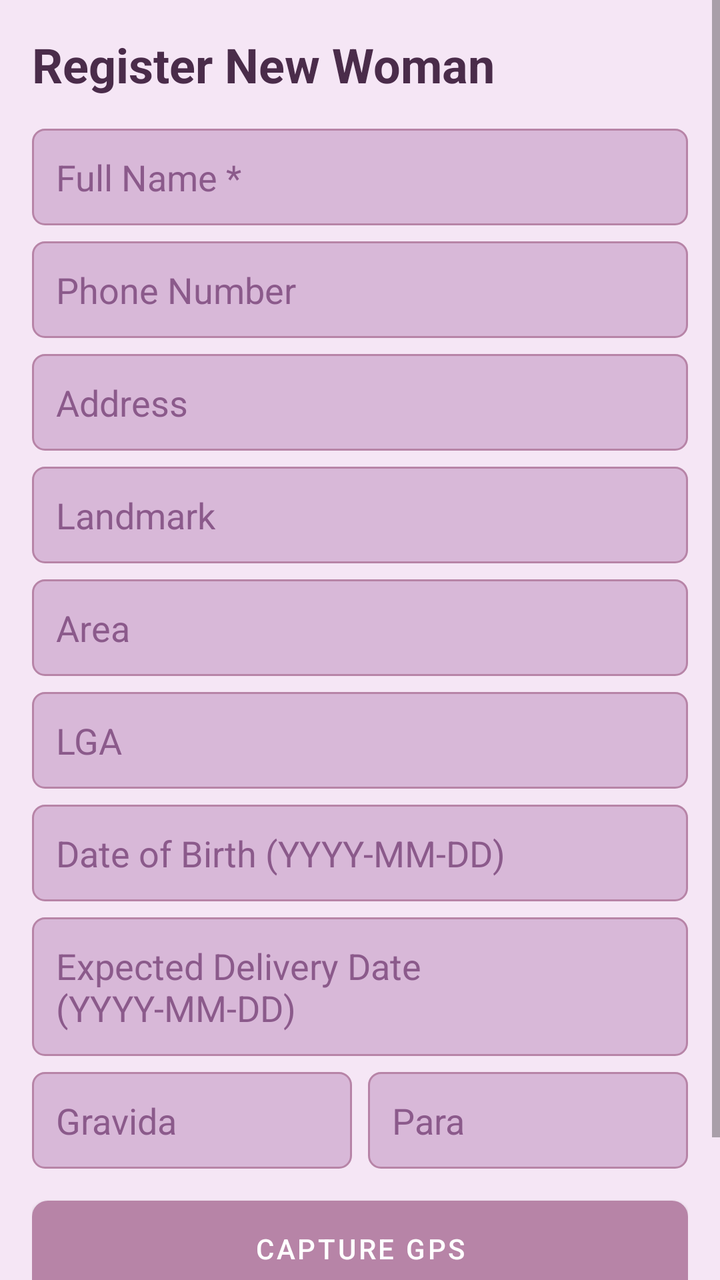
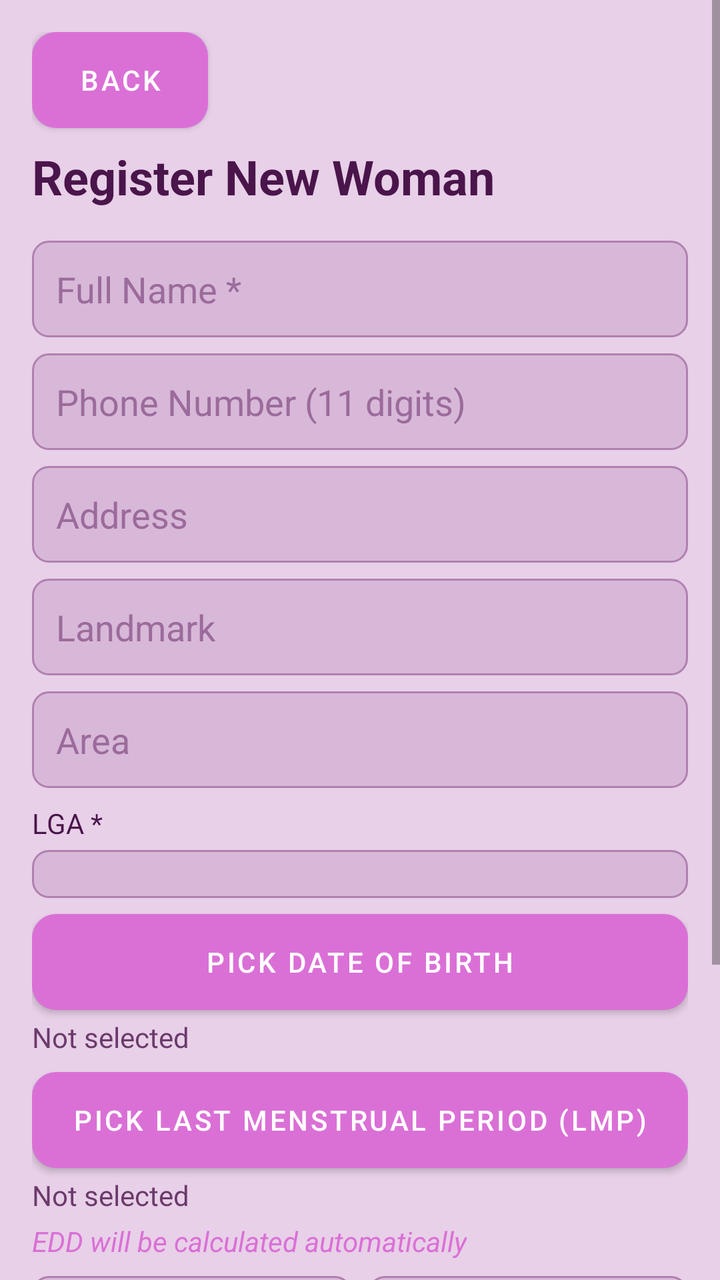

The first picture is an Android layout as it rendered before a commit; the second is the same layout after the commit. The layout source and the unified diff follow.
<!-- AndroidManifest.xml: application theme Theme.FoloApp -->
<!-- res/layout/activity_registration.xml -->
<?xml version="1.0" encoding="utf-8"?>
<ScrollView xmlns:android="http://schemas.android.com/apk/res/android"
    android:layout_width="match_parent"
    android:layout_height="match_parent"
    android:background="@color/bg_main">

    <LinearLayout
        android:layout_width="match_parent"
        android:layout_height="wrap_content"
        android:orientation="vertical"
        android:padding="16dp">

        <TextView
            android:layout_width="wrap_content"
            android:layout_height="wrap_content"
            android:text="Register New Woman"
            android:textSize="24sp"
            android:textStyle="bold"
            android:textColor="@color/text_primary"
            android:layout_marginBottom="16dp"/>

        <EditText
            android:id="@+id/etName"
            android:layout_width="match_parent"
            android:layout_height="wrap_content"
            android:hint="Full Name *"
            android:background="@drawable/bg_purple_edittext"
            android:padding="12dp"
            android:layout_marginBottom="8dp"
            android:textColor="@color/text_primary"
            android:textColorHint="@color/text_hint"/>

        <EditText
            android:id="@+id/etPhone"
            android:layout_width="match_parent"
            android:layout_height="wrap_content"
            android:hint="Phone Number"
            android:background="@drawable/bg_purple_edittext"
            android:padding="12dp"
            android:layout_marginBottom="8dp"
            android:textColor="@color/text_primary"
            android:textColorHint="@color/text_hint"/>

        <EditText
            android:id="@+id/etAddress"
            android:layout_width="match_parent"
            android:layout_height="wrap_content"
            android:hint="Address"
            android:background="@drawable/bg_purple_edittext"
            android:padding="12dp"
            android:layout_marginBottom="8dp"
            android:textColor="@color/text_primary"
            android:textColorHint="@color/text_hint"/>

        <EditText
            android:id="@+id/etLandmark"
            android:layout_width="match_parent"
            android:layout_height="wrap_content"
            android:hint="Landmark"
            android:background="@drawable/bg_purple_edittext"
            android:padding="12dp"
            android:layout_marginBottom="8dp"
            android:textColor="@color/text_primary"
            android:textColorHint="@color/text_hint"/>

        <EditText
            android:id="@+id/etArea"
            android:layout_width="match_parent"
            android:layout_height="wrap_content"
            android:hint="Area"
            android:background="@drawable/bg_purple_edittext"
            android:padding="12dp"
            android:layout_marginBottom="8dp"
            android:textColor="@color/text_primary"
            android:textColorHint="@color/text_hint"/>

        <EditText
            android:id="@+id/etLga"
            android:layout_width="match_parent"
            android:layout_height="wrap_content"
            android:hint="LGA"
            android:background="@drawable/bg_purple_edittext"
            android:padding="12dp"
            android:layout_marginBottom="8dp"
            android:textColor="@color/text_primary"
            android:textColorHint="@color/text_hint"/>

        <EditText
            android:id="@+id/etDob"
            android:layout_width="match_parent"
            android:layout_height="wrap_content"
            android:hint="Date of Birth (YYYY-MM-DD)"
            android:background="@drawable/bg_purple_edittext"
            android:padding="12dp"
            android:layout_marginBottom="8dp"
            android:textColor="@color/text_primary"
            android:textColorHint="@color/text_hint"/>

        <EditText
            android:id="@+id/etEdd"
            android:layout_width="match_parent"
            android:layout_height="wrap_content"
            android:hint="Expected Delivery Date (YYYY-MM-DD)"
            android:background="@drawable/bg_purple_edittext"
            android:padding="12dp"
            android:layout_marginBottom="8dp"
            android:textColor="@color/text_primary"
            android:textColorHint="@color/text_hint"/>

        <LinearLayout
            android:layout_width="match_parent"
            android:layout_height="wrap_content"
            android:orientation="horizontal">

            <EditText
                android:id="@+id/etGravida"
                android:layout_width="0dp"
                android:layout_height="wrap_content"
                android:layout_weight="1"
                android:hint="Gravida"
                android:inputType="number"
                android:background="@drawable/bg_purple_edittext"
                android:padding="12dp"
                android:layout_marginEnd="4dp"
                android:textColor="@color/text_primary"
                android:textColorHint="@color/text_hint"/>

            <EditText
                android:id="@+id/etPara"
                android:layout_width="0dp"
                android:layout_height="wrap_content"
                android:layout_weight="1"
                android:hint="Para"
                android:inputType="number"
                android:background="@drawable/bg_purple_edittext"
                android:padding="12dp"
                android:layout_marginStart="4dp"
                android:textColor="@color/text_primary"
                android:textColorHint="@color/text_hint"/>
        </LinearLayout>

        <Button
            android:id="@+id/btnCaptureGps"
            android:layout_width="match_parent"
            android:layout_height="wrap_content"
            android:text="Capture GPS"
            android:background="@drawable/bg_purple_button"
            android:textColor="@color/text_on_button"
            android:layout_marginTop="16dp"
            android:layout_marginBottom="8dp"/>

        <Button
            android:id="@+id/btnSave"
            android:layout_width="match_parent"
            android:layout_height="wrap_content"
            android:text="Save"
            android:background="@drawable/bg_purple_button"
            android:textColor="@color/text_on_button"/>
    </LinearLayout>
</ScrollView>
<!-- resources referenced by this layout -->
<resources>
  <color name="bg_main">#F5E6F5</color>
  <color name="text_hint">#8B5A8B</color>
  <color name="text_on_button">#FFFFFF</color>
  <color name="text_primary">#4A2C4A</color>
  <!-- drawable bg_purple_button (drawable) -->
  <?xml version="1.0" encoding="utf-8"?>
  <shape xmlns:android="http://schemas.android.com/apk/res/android"
      android:shape="rectangle">
      <solid android:color="#B784A7"/>
      <corners android:radius="8dp"/>
  </shape>
  <!-- drawable bg_purple_edittext (drawable) -->
  <?xml version="1.0" encoding="utf-8"?>
  <shape xmlns:android="http://schemas.android.com/apk/res/android"
      android:shape="rectangle">
      <solid android:color="#D8B8D8"/>
      <corners android:radius="6dp"/>
      <stroke android:width="1dp" android:color="#B784A7"/>
  </shape>
  <style name="Theme.FoloApp" parent="Theme.MaterialComponents.DayNight.NoActionBar">
          <item name="colorPrimary">@color/mauve_primary</item>
          <item name="colorPrimaryVariant">@color/mauve_dark</item>
          <item name="colorOnPrimary">@color/text_on_button</item>
          <item name="colorSecondary">@color/orchid_primary</item>
          <item name="colorSecondaryVariant">@color/orchid_light</item>
          <item name="android:colorBackground">@color/bg_main</item>
          <item name="colorSurface">@color/bg_card</item>
          <item name="colorOnSurface">@color/text_primary</item>
          <item name="android:statusBarColor">@color/mauve_dark</item>
      </style>
  <color name="mauve_primary">#B784A7</color>
  <color name="mauve_dark">#8B5A7C</color>
  <color name="orchid_primary">#DA70D6</color>
  <color name="orchid_light">#E6A8E6</color>
  <color name="bg_card">#EAD0EA</color>
</resources>

<!-- the commit's change to res/layout/activity_registration.xml (unified diff, before → after) -->
@@ -10,6 +10,15 @@
         android:orientation="vertical"
         android:padding="16dp">
 
+        <Button
+            android:id="@+id/btnBack"
+            android:layout_width="wrap_content"
+            android:layout_height="wrap_content"
+            android:text="@string/back"
+            android:background="@drawable/bg_purple_button"
+            android:textColor="@color/text_on_button"
+            android:layout_marginBottom="8dp"/>
+
         <TextView
             android:layout_width="wrap_content"
             android:layout_height="wrap_content"
@@ -34,7 +43,9 @@
             android:id="@+id/etPhone"
             android:layout_width="match_parent"
             android:layout_height="wrap_content"
-            android:hint="Phone Number"
+            android:hint="Phone Number (11 digits)"
+            android:inputType="phone"
+            android:maxLength="11"
             android:background="@drawable/bg_purple_edittext"
             android:padding="12dp"
             android:layout_marginBottom="8dp"
@@ -74,38 +85,63 @@
             android:textColor="@color/text_primary"
             android:textColorHint="@color/text_hint"/>
 
-        <EditText
-            android:id="@+id/etLga"
-            android:layout_width="match_parent"
-            android:layout_height="wrap_content"
-            android:hint="LGA"
-            android:background="@drawable/bg_purple_edittext"
-            android:padding="12dp"
-            android:layout_marginBottom="8dp"
-            android:textColor="@color/text_primary"
-            android:textColorHint="@color/text_hint"/>
-
-        <EditText
-            android:id="@+id/etDob"
-            android:layout_width="match_parent"
-            android:layout_height="wrap_content"
-            android:hint="Date of Birth (YYYY-MM-DD)"
-            android:background="@drawable/bg_purple_edittext"
-            android:padding="12dp"
-            android:layout_marginBottom="8dp"
-            android:textColor="@color/text_primary"
-            android:textColorHint="@color/text_hint"/>
-
-        <EditText
-            android:id="@+id/etEdd"
-            android:layout_width="match_parent"
-            android:layout_height="wrap_content"
-            android:hint="Expected Delivery Date (YYYY-MM-DD)"
-            android:background="@drawable/bg_purple_edittext"
-            android:padding="12dp"
-            android:layout_marginBottom="8dp"
-            android:textColor="@color/text_primary"
-            android:textColorHint="@color/text_hint"/>
+        <TextView
+            android:layout_width="wrap_content"
+            android:layout_height="wrap_content"
+            android:text="LGA *"
+            android:textColor="@color/text_primary"
+            android:layout_marginBottom="4dp"/>
+
+        <Spinner
+            android:id="@+id/spinnerLga"
+            android:layout_width="match_parent"
+            android:layout_height="wrap_content"
+            android:background="@drawable/bg_purple_edittext"
+            android:padding="12dp"
+            android:layout_marginBottom="8dp"/>
+
+        <Button
+            android:id="@+id/btnPickDob"
+            android:layout_width="match_parent"
+            android:layout_height="wrap_content"
+            android:text="Pick Date of Birth"
+            android:background="@drawable/bg_purple_button"
+            android:textColor="@color/text_on_button"
+            android:layout_marginBottom="4dp"/>
+
+        <TextView
+            android:id="@+id/tvDob"
+            android:layout_width="wrap_content"
+            android:layout_height="wrap_content"
+            android:text="Not selected"
+            android:textColor="@color/text_secondary"
+            android:layout_marginBottom="8dp"/>
+
+        <Button
+            android:id="@+id/btnPickLmp"
+            android:layout_width="match_parent"
+            android:layout_height="wrap_content"
+            android:text="Pick Last Menstrual Period (LMP)"
+            android:background="@drawable/bg_purple_button"
+            android:textColor="@color/text_on_button"
+            android:layout_marginBottom="4dp"/>
+
+        <TextView
+            android:id="@+id/tvLmp"
+            android:layout_width="wrap_content"
+            android:layout_height="wrap_content"
+            android:text="Not selected"
+            android:textColor="@color/text_secondary"
+            android:layout_marginBottom="4dp"/>
+
+        <TextView
+            android:id="@+id/tvEdd"
+            android:layout_width="wrap_content"
+            android:layout_height="wrap_content"
+            android:text="EDD will be calculated automatically"
+            android:textColor="@color/orchid_primary"
+            android:textStyle="italic"
+            android:layout_marginBottom="8dp"/>
 
         <LinearLayout
             android:layout_width="match_parent"
@@ -139,6 +175,15 @@
                 android:textColorHint="@color/text_hint"/>
         </LinearLayout>
 
+        <TextView
+            android:id="@+id/tvGpsStatus"
+            android:layout_width="wrap_content"
+            android:layout_height="wrap_content"
+            android:text="GPS: Not captured"
+            android:textColor="@color/text_secondary"
+            android:layout_marginTop="8dp"
+            android:layout_marginBottom="8dp"/>
+
         <Button
             android:id="@+id/btnCaptureGps"
             android:layout_width="match_parent"
@@ -146,7 +191,7 @@
             android:text="Capture GPS"
             android:background="@drawable/bg_purple_button"
             android:textColor="@color/text_on_button"
-            android:layout_marginTop="16dp"
+            android:layout_marginTop="8dp"
             android:layout_marginBottom="8dp"/>
 
         <Button
<!-- resource entries referenced after the edit -->
@@ -1,39 +1,35 @@
 <!-- resources referenced by this layout -->
 <resources>
-  <color name="bg_main">#F5E6F5</color>
-  <color name="text_hint">#8B5A8B</color>
+  <color name="bg_main">#E8D0E8</color>
+  <color name="text_hint">#9B6B9B</color>
   <color name="text_on_button">#FFFFFF</color>
-  <color name="text_primary">#4A2C4A</color>
+  <color name="text_primary">#4A154B</color>
+  <color name="text_secondary">#6B3A6B</color>
   <!-- drawable bg_purple_button (drawable) -->
   <?xml version="1.0" encoding="utf-8"?>
   <shape xmlns:android="http://schemas.android.com/apk/res/android"
       android:shape="rectangle">
-      <solid android:color="#B784A7"/>
-      <corners android:radius="8dp"/>
+      <solid android:color="#8B4C8B" />
+      <corners android:radius="12dp" />
   </shape>
   <!-- drawable bg_purple_edittext (drawable) -->
   <?xml version="1.0" encoding="utf-8"?>
   <shape xmlns:android="http://schemas.android.com/apk/res/android"
       android:shape="rectangle">
-      <solid android:color="#D8B8D8"/>
-      <corners android:radius="6dp"/>
-      <stroke android:width="1dp" android:color="#B784A7"/>
+      <solid android:color="#D8B8D8" />
+      <corners android:radius="8dp" />
+      <stroke android:width="1dp" android:color="#B080B0" />
   </shape>
-  <style name="Theme.FoloApp" parent="Theme.MaterialComponents.DayNight.NoActionBar">
-          <item name="colorPrimary">@color/mauve_primary</item>
-          <item name="colorPrimaryVariant">@color/mauve_dark</item>
+  <string name="back">Back</string>
+  <style name="Theme.FoloApp" parent="Theme.MaterialComponents.DayNight.DarkActionBar">
+          <item name="colorPrimary">@color/orchid_primary</item>
+          <item name="colorPrimaryVariant">#8B4C8B</item>
           <item name="colorOnPrimary">@color/text_on_button</item>
-          <item name="colorSecondary">@color/orchid_primary</item>
-          <item name="colorSecondaryVariant">@color/orchid_light</item>
-          <item name="android:colorBackground">@color/bg_main</item>
-          <item name="colorSurface">@color/bg_card</item>
-          <item name="colorOnSurface">@color/text_primary</item>
-          <item name="android:statusBarColor">@color/mauve_dark</item>
+          <item name="colorSecondary">@color/purple_card</item>
+          <item name="android:statusBarColor">@color/orchid_primary</item>
+          <item name="android:windowBackground">@color/bg_main</item>
       </style>
-  <color name="mauve_primary">#B784A7</color>
-  <color name="mauve_dark">#8B5A7C</color>
+  <color name="purple_card">#EAD0EA</color>
   <color name="orchid_primary">#DA70D6</color>
-  <color name="orchid_light">#E6A8E6</color>
-  <color name="bg_card">#EAD0EA</color>
 </resources>
 
